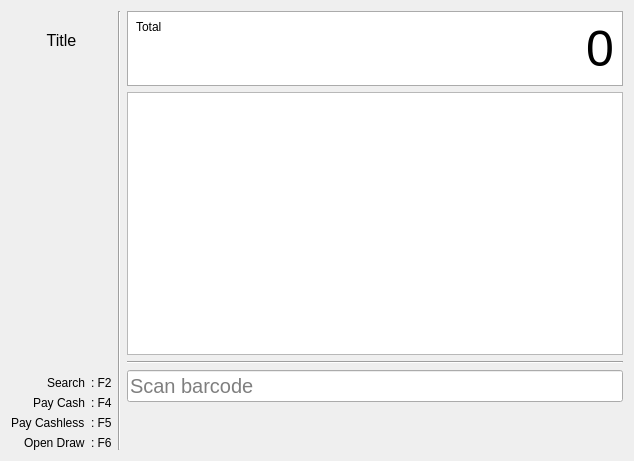
Above: libgui/cashier/cashierwidget.ui from apinprastya/sultan before the change. Below: the same form after it.
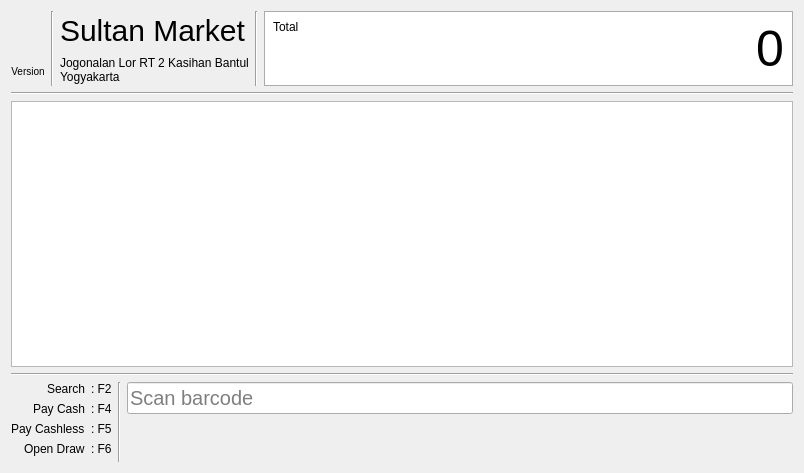
That is the form after the change. Icons and pictures are not drawn.

Commit message: update cashier layout

What changed in the file:
```diff
--- a/libgui/cashier/cashierwidget.ui
+++ b/libgui/cashier/cashierwidget.ui
@@ -6,16 +6,30 @@
    <rect>
     <x>0</x>
     <y>0</y>
-    <width>634</width>
-    <height>461</height>
+    <width>804</width>
+    <height>473</height>
    </rect>
   </property>
   <property name="windowTitle">
    <string>Form</string>
   </property>
+  <layout class="QVBoxLayout" name="verticalLayout_4">
+   <item>
   <layout class="QHBoxLayout" name="horizontalLayout">
+     <property name="sizeConstraint">
+      <enum>QLayout::SetFixedSize</enum>
+     </property>
+     <property name="topMargin">
+      <number>0</number>
+     </property>
+     <property name="rightMargin">
+      <number>0</number>
+     </property>
    <item>
-    <layout class="QVBoxLayout" name="verticalLayout">
+      <layout class="QVBoxLayout" name="verticalLayout_5">
+       <property name="topMargin">
+        <number>10</number>
+       </property>
      <item>
       <widget class="QLabel" name="label">
        <property name="text">
@@ -32,29 +46,166 @@
      <item>
       <widget class="QLabel" name="labelVersion">
        <property name="styleSheet">
-        <string notr="true">font-size: 16px;</string>
+          <string notr="true">font-size: 10px;</string>
        </property>
        <property name="text">
-        <string>Title</string>
+          <string>Version</string>
        </property>
        <property name="alignment">
         <set>Qt::AlignCenter</set>
        </property>
       </widget>
      </item>
+      </layout>
+     </item>
      <item>
-      <spacer name="verticalSpacer">
+      <widget class="Line" name="line">
        <property name="orientation">
         <enum>Qt::Vertical</enum>
        </property>
-       <property name="sizeHint" stdset="0">
-        <size>
-         <width>20</width>
-         <height>40</height>
-        </size>
+      </widget>
+     </item>
+     <item>
+      <layout class="QVBoxLayout" name="verticalLayout" stretch="0,0">
+       <property name="sizeConstraint">
+        <enum>QLayout::SetMinimumSize</enum>
        </property>
-      </spacer>
-     </item>
+       <property name="rightMargin">
+        <number>0</number>
+       </property>
+       <item>
+        <widget class="QLabel" name="labelTitle">
+         <property name="sizePolicy">
+          <sizepolicy hsizetype="Preferred" vsizetype="Fixed">
+           <horstretch>0</horstretch>
+           <verstretch>0</verstretch>
+          </sizepolicy>
+         </property>
+         <property name="mouseTracking">
+          <bool>false</bool>
+         </property>
+         <property name="styleSheet">
+          <string notr="true">font-size: 30px;</string>
+         </property>
+         <property name="text">
+          <string>Sultan Market</string>
+         </property>
+        </widget>
+       </item>
+       <item>
+        <widget class="QLabel" name="labelSubtitle">
+         <property name="sizePolicy">
+          <sizepolicy hsizetype="Fixed" vsizetype="Fixed">
+           <horstretch>0</horstretch>
+           <verstretch>0</verstretch>
+          </sizepolicy>
+         </property>
+         <property name="text">
+          <string>&lt;html&gt;&lt;head/&gt;&lt;body&gt;&lt;p&gt;Jogonalan Lor RT 2 Kasihan Bantul&lt;br/&gt;Yogyakarta&lt;/p&gt;&lt;/body&gt;&lt;/html&gt;</string>
+         </property>
+         <property name="textFormat">
+          <enum>Qt::RichText</enum>
+         </property>
+        </widget>
+       </item>
+      </layout>
+     </item>
+     <item>
+      <widget class="Line" name="line_4">
+       <property name="orientation">
+        <enum>Qt::Vertical</enum>
+       </property>
+      </widget>
+     </item>
+     <item>
+      <layout class="QVBoxLayout" name="verticalLayout_6">
+       <property name="topMargin">
+        <number>0</number>
+       </property>
+       <item>
+        <widget class="QWidget" name="widget" native="true">
+         <property name="styleSheet">
+          <string notr="true">background-color: white;
+border: 1px solid #ababab;</string>
+         </property>
+         <layout class="QHBoxLayout" name="horizontalLayout_2">
+          <item>
+           <widget class="QLabel" name="label_12">
+            <property name="styleSheet">
+             <string notr="true">border: none;</string>
+            </property>
+            <property name="text">
+             <string>Total</string>
+            </property>
+            <property name="alignment">
+             <set>Qt::AlignLeading|Qt::AlignLeft|Qt::AlignTop</set>
+            </property>
+           </widget>
+          </item>
+          <item>
+           <widget class="QLabel" name="labelTotal">
+            <property name="sizePolicy">
+             <sizepolicy hsizetype="Expanding" vsizetype="Preferred">
+              <horstretch>0</horstretch>
+              <verstretch>0</verstretch>
+             </sizepolicy>
+            </property>
+            <property name="styleSheet">
+             <string notr="true">font-size: 50px; border: none;</string>
+            </property>
+            <property name="text">
+             <string>0</string>
+            </property>
+            <property name="alignment">
+             <set>Qt::AlignRight|Qt::AlignTrailing|Qt::AlignVCenter</set>
+            </property>
+           </widget>
+          </item>
+         </layout>
+        </widget>
+       </item>
+      </layout>
+     </item>
+    </layout>
+   </item>
+   <item>
+    <widget class="Line" name="line_5">
+     <property name="orientation">
+      <enum>Qt::Horizontal</enum>
+     </property>
+    </widget>
+   </item>
+   <item>
+    <widget class="QTableView" name="tableView">
+     <property name="tabKeyNavigation">
+      <bool>false</bool>
+     </property>
+     <property name="showDropIndicator" stdset="0">
+      <bool>false</bool>
+     </property>
+     <property name="dragDropOverwriteMode">
+      <bool>false</bool>
+     </property>
+     <property name="horizontalScrollMode">
+      <enum>QAbstractItemView::ScrollPerPixel</enum>
+     </property>
+     <property name="gridStyle">
+      <enum>Qt::DashLine</enum>
+     </property>
+    </widget>
+   </item>
+   <item>
+    <widget class="Line" name="line_2">
+     <property name="orientation">
+      <enum>Qt::Horizontal</enum>
+     </property>
+    </widget>
+   </item>
+   <item>
+    <layout class="QHBoxLayout" name="horizontalLayout_3">
+     <property name="topMargin">
+      <number>0</number>
+     </property>
      <item>
       <layout class="QFormLayout" name="formLayout">
        <property name="labelAlignment">
@@ -142,91 +293,15 @@
        </item>
       </layout>
      </item>
-    </layout>
-   </item>
    <item>
-    <widget class="Line" name="line">
+      <widget class="Line" name="line_3">
      <property name="orientation">
       <enum>Qt::Vertical</enum>
      </property>
     </widget>
    </item>
    <item>
-    <layout class="QVBoxLayout" name="verticalLayout_2">
-     <property name="topMargin">
-      <number>0</number>
-     </property>
-     <property name="bottomMargin">
-      <number>0</number>
-     </property>
-     <item>
-      <widget class="QWidget" name="widget" native="true">
-       <property name="styleSheet">
-        <string notr="true">background-color: white;
-border: 1px solid #ababab;</string>
-       </property>
-       <layout class="QHBoxLayout" name="horizontalLayout_2">
-        <item>
-         <widget class="QLabel" name="label_12">
-          <property name="styleSheet">
-           <string notr="true">border: none;</string>
-          </property>
-          <property name="text">
-           <string>Total</string>
-          </property>
-          <property name="alignment">
-           <set>Qt::AlignLeading|Qt::AlignLeft|Qt::AlignTop</set>
-          </property>
-         </widget>
-        </item>
-        <item>
-         <widget class="QLabel" name="labelTotal">
-          <property name="sizePolicy">
-           <sizepolicy hsizetype="Expanding" vsizetype="Preferred">
-            <horstretch>0</horstretch>
-            <verstretch>0</verstretch>
-           </sizepolicy>
-          </property>
-          <property name="styleSheet">
-           <string notr="true">font-size: 50px; border: none;</string>
-          </property>
-          <property name="text">
-           <string>0</string>
-          </property>
-          <property name="alignment">
-           <set>Qt::AlignRight|Qt::AlignTrailing|Qt::AlignVCenter</set>
-          </property>
-         </widget>
-        </item>
-       </layout>
-      </widget>
-     </item>
-     <item>
-      <widget class="QTableView" name="tableView">
-       <property name="tabKeyNavigation">
-        <bool>false</bool>
-       </property>
-       <property name="showDropIndicator" stdset="0">
-        <bool>false</bool>
-       </property>
-       <property name="dragDropOverwriteMode">
-        <bool>false</bool>
-       </property>
-       <property name="horizontalScrollMode">
-        <enum>QAbstractItemView::ScrollPerPixel</enum>
-       </property>
-       <property name="gridStyle">
-        <enum>Qt::DashLine</enum>
-       </property>
-      </widget>
-     </item>
-     <item>
-      <widget class="Line" name="line_2">
-       <property name="orientation">
-        <enum>Qt::Horizontal</enum>
-       </property>
-      </widget>
-     </item>
+      <layout class="QVBoxLayout" name="verticalLayout_3">
      <item>
       <widget class="QLineEdit" name="lineBarcode">
        <property name="styleSheet">
@@ -263,6 +338,8 @@
     </layout>
    </item>
   </layout>
+   </item>
+  </layout>
  </widget>
  <tabstops>
   <tabstop>lineBarcode</tabstop>
```
Left out of the diff: 6 changed lines with no effect on the pictures. Lines whose indentation alone changed are shown as unchanged. The commit also changes 2 other files.
